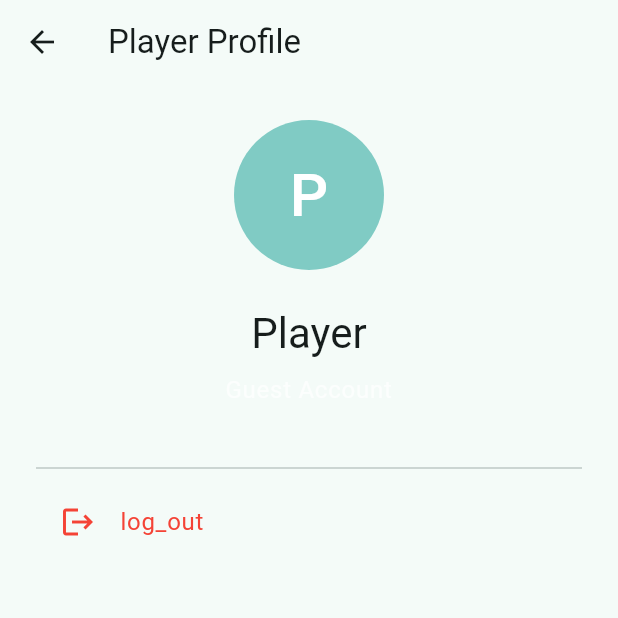
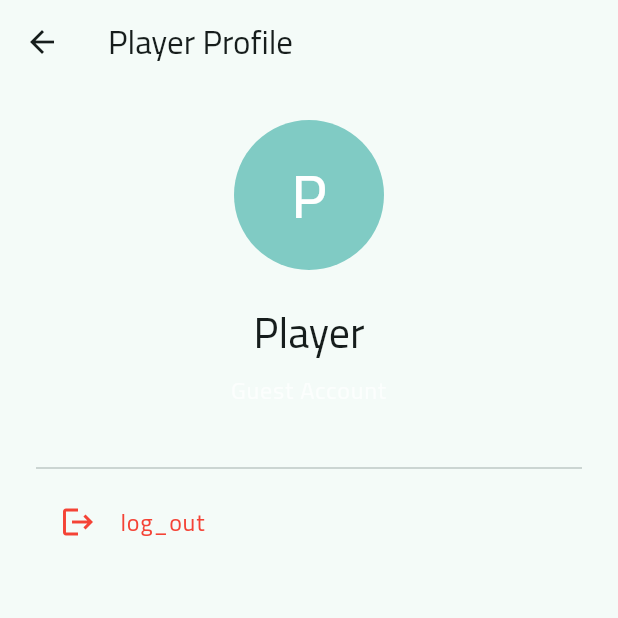
Before and after one commit to ahmed1060/Halabessa-Card-Game, a Flutter app: the screen it shows once a user with an empty profile is signed in, after a tap on the "person" icon, on a phone screen of 412 x 824 dp, the top half of it. Run offline on Flutter 3.47's test engine with Material 3 defaults, Android fonts, the phone set to English and light mode, and no system bars; our stand-ins replace easy_localization, firebase_auth, firebase_core, firebase_database, flutter_riverpod, google_sign_in and 1 more; missing offline and left inert: flutter_facebook_auth, playing_cards; accounts and stored records are empty; network calls fail.

Commit message:
Bundle Cairo font and remove google_fonts
Add Cairo.ttf to assets and register it in pubspec.yaml, replacing dynamic Google Fonts usage. Update ThemeConfig to use the local 'Cairo' fontFamily for both light and dark themes and remove the google_fonts dependency usage.

```diff
--- a/lib/core/theme/theme_config.dart
+++ b/lib/core/theme/theme_config.dart
@@ -1,25 +1,19 @@
 import 'package:flutter/material.dart';
-
-import 'package:google_fonts/google_fonts.dart';
 
 class ThemeConfig {
   static ThemeData get lightTheme {
-    final baseTheme = ThemeData(
+    return ThemeData(
       useMaterial3: true,
       colorScheme: ColorScheme.fromSeed(seedColor: Colors.teal),
-    );
-    return baseTheme.copyWith(
-      textTheme: GoogleFonts.cairoTextTheme(baseTheme.textTheme),
+      fontFamily: 'Cairo',
     );
   }
 
   static ThemeData get darkTheme {
-    final baseTheme = ThemeData(
+    return ThemeData(
       useMaterial3: true,
       colorScheme: ColorScheme.fromSeed(seedColor: Colors.teal, brightness: Brightness.dark),
-    );
-    return baseTheme.copyWith(
-      textTheme: GoogleFonts.cairoTextTheme(baseTheme.textTheme),
+      fontFamily: 'Cairo',
     );
   }
 }
--- a/pubspec.yaml
+++ b/pubspec.yaml
@@ -43,7 +43,6 @@ dependencies:
   google_sign_in: ^6.2.2
   sign_in_with_apple: ^7.0.1
   flutter_facebook_auth: ^7.1.0
-  google_fonts: 6.1.0
 dev_dependencies:
   flutter_test:
     sdk: flutter
@@ -69,6 +68,10 @@ flutter:
   assets:
     - assets/translations/
 
+  fonts:
+    - family: Cairo
+      fonts:
+        - asset: assets/fonts/Cairo.ttf
   # An image asset can refer to one or more resolution-specific "variants", see
   # https://flutter.dev/assets-and-images/#resolution-aware
 
```
Also changed, not shown: assets/fonts/Cairo.ttf (added), pubspec.lock.
